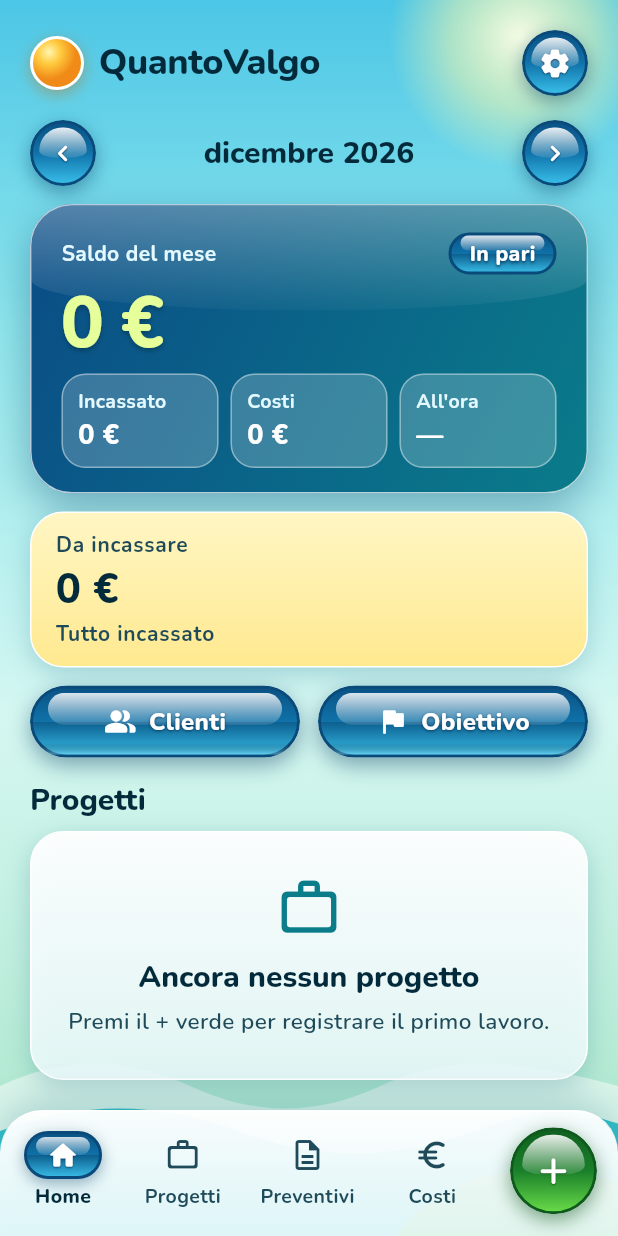
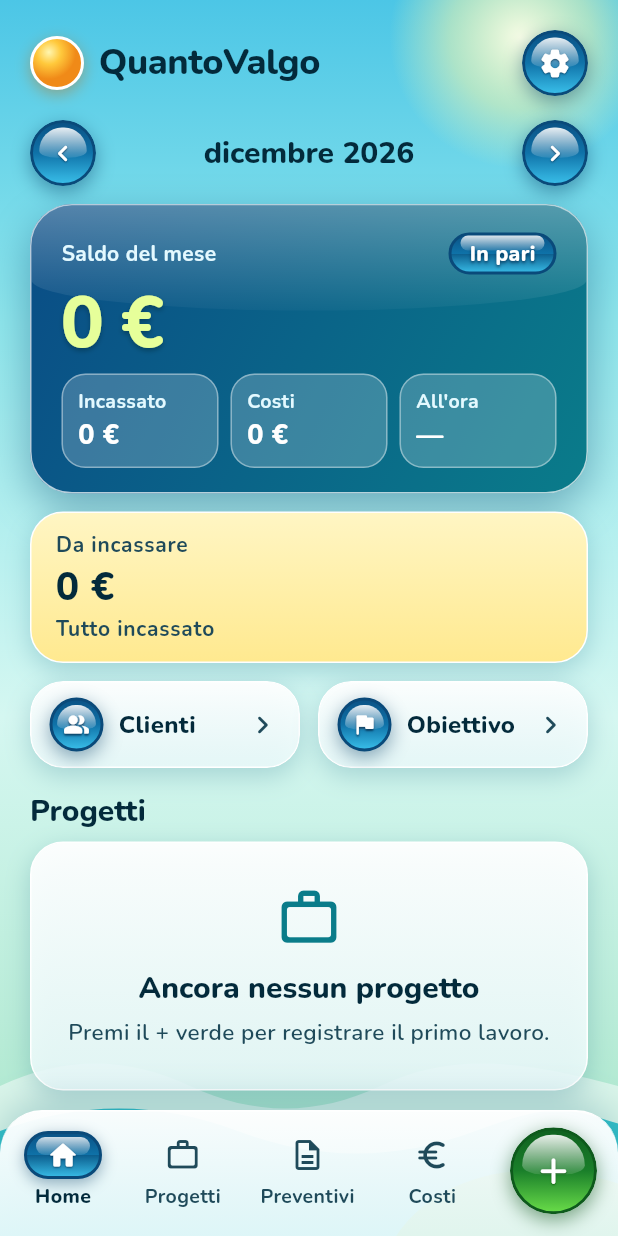
Before and after one commit to francescopaoli98/bibez, a Flutter app: the screen it shows once a user with an empty profile is signed in, on a phone screen of 412 x 824 dp. Run offline on Flutter 3.47's test engine with Material 3 defaults, Android fonts, the phone set to English and light mode, and no system bars; our stand-ins replace cloud_firestore, firebase_auth, firebase_core, flutter_local_notifications, google_sign_in, timezone; accounts and stored records are empty.

Commit message:
Aspetto più semplice: meno blocchi, stesso stile Laguna
- Home: sconti regalati dentro il riquadro grande, "Da incassare" compatto e
  tutto toccabile, scorciatoie leggere per Clienti e Obiettivo
- Progetto: prezzo e costi condivisi in una sola scheda; Pagamento con
  un'azione sola, scadenza scelta da un foglio
- Impostazioni: righe raggruppate con divisori, "Esci" discreto
- Obiettivo: "Nessun obiettivo" al posto del trattino
- Test aggiornati

Co-Authored-By: Claude Sonnet 5.5 <noreply@anthropic.com>
Claude-Session: https://claude.ai/code/session_01SJmvtAcTtAAn6qTGWiPv21

```diff
--- a/quantovalgo/lib/schermate/home.dart
+++ b/quantovalgo/lib/schermate/home.dart
@@ -9,12 +9,12 @@ import '../widget/dato_hero.dart';
 import '../widget/hero_laguna.dart';
 import '../widget/logo_sole.dart';
 import '../widget/pillola_lucida.dart';
-import '../widget/pulsante_lucido.dart';
 import '../widget/riga_progetto.dart';
 import '../widget/riquadro_da_incassare.dart';
 import '../widget/selettore_mese.dart';
 import '../widget/sfera_lucida.dart';
 import '../widget/stile_lucido.dart';
+import '../widget/tessera_rapida.dart';
 import 'clienti.dart';
 import 'impostazioni.dart';
 import 'obiettivo.dart';
@@ -62,29 +62,25 @@ class _HomePaginaState extends State<HomePagina> {
           onCambia: (m) => setState(() => _mese = m == corrente ? null : m),
         ),
         const SizedBox(height: 12),
-        _HeroSaldo(saldo: saldo.saldo, dati: saldo),
-        if (saldo.regalato > 0) ...[
-          const SizedBox(height: 12),
-          _RigaRegali(regalato: saldo.regalato, mese: mese),
-        ],
+        _HeroSaldo(saldo: saldo.saldo, dati: saldo, mese: mese),
         const SizedBox(height: 12),
         RiquadroDaIncassare(dati: dati),
         const SizedBox(height: 12),
         Row(
           children: [
             Expanded(
-              child: PulsanteLucido(
+              child: TesseraRapida(
+                icona: Icons.people_alt_rounded,
                 etichetta: 'Clienti',
-                icona: Icons.people_alt_rounded,
-                onPressed: () => _apri(const ClientiPagina()),
+                onTap: () => _apri(const ClientiPagina()),
               ),
             ),
             const SizedBox(width: 12),
             Expanded(
-              child: PulsanteLucido(
+              child: TesseraRapida(
+                icona: Icons.flag_rounded,
                 etichetta: 'Obiettivo',
-                icona: Icons.flag_rounded,
-                onPressed: () => _apri(const ObiettivoPagina()),
+                onTap: () => _apri(const ObiettivoPagina()),
               ),
             ),
           ],
@@ -104,10 +100,15 @@ class _HomePaginaState extends State<HomePagina> {
 /// Riquadro grande: saldo del mese, se è in positivo o in negativo, e sotto
 /// incassato, costi e guadagno all'ora.
 class _HeroSaldo extends StatelessWidget {
-  const _HeroSaldo({required this.saldo, required this.dati});
+  const _HeroSaldo({
+    required this.saldo,
+    required this.dati,
+    required this.mese,
+  });
 
   final double saldo;
   final SaldoMese dati;
+  final DateTime mese;
 
   @override
   Widget build(BuildContext context) {
@@ -176,44 +177,31 @@ class _HeroSaldo extends StatelessWidget {
               ),
             ],
           ),
+          if (dati.regalato > 0) ...[
+            const SizedBox(height: 12),
+            Row(
+              children: [
+                const Icon(
+                  Icons.card_giftcard_rounded,
+                  size: 20,
+                  color: ColoriLaguna.cifraHero,
+                ),
+                const SizedBox(width: 8),
+                Expanded(
+                  child: Text(
+                    'Sconti regalati in ${nomeMese(mese)}: ${euro(dati.regalato)}',
+                    style: const TextStyle(
+                      fontSize: 14,
+                      fontWeight: FontWeight.w800,
+                      color: ColoriLaguna.testoChiaro,
+                    ),
+                  ),
+                ),
+              ],
+            ),
+          ],
         ],
       ),
     );
   }
 }
-
-/// "Sconti regalati in ottobre: 300 €" (progetti creati in quel mese).
-class _RigaRegali extends StatelessWidget {
-  const _RigaRegali({required this.regalato, required this.mese});
-
-  final double regalato;
-  final DateTime mese;
-
-  @override
-  Widget build(BuildContext context) {
-    return Container(
-      padding: const EdgeInsets.symmetric(horizontal: 14, vertical: 10),
-      decoration: BoxDecoration(
-        color: Colors.white,
-        borderRadius: BorderRadius.circular(22),
-        border: Border.all(color: const Color(0xFFF0C36A)),
-      ),
-      child: Row(
-        children: [
-          const Icon(Icons.card_giftcard_rounded, color: Color(0xFF6B2A10)),
-          const SizedBox(width: 10),
-          Expanded(
-            child: Text(
-              'Sconti regalati in ${nomeMese(mese)}: ${euro(regalato)}',
-              style: const TextStyle(
-                fontSize: 15,
-                fontWeight: FontWeight.w800,
-                color: Color(0xFF6B2A10),
-              ),
-            ),
-          ),
-        ],
-      ),
-    );
-  }
-}
--- a/quantovalgo/lib/schermate/pagamenti.dart
+++ b/quantovalgo/lib/schermate/pagamenti.dart
@@ -29,7 +29,7 @@ class PagamentiPagina extends StatelessWidget {
       titolo: 'Da incassare',
       sottotitolo: 'Prima quelli in ritardo',
       figli: [
-        RiquadroDaIncassare(dati: dati),
+        RiquadroDaIncassare(dati: dati, apribile: false),
         const SizedBox(height: 12),
         if (lavori.isEmpty)
           const StatoVuoto(
--- a/quantovalgo/lib/widget/riga_progetto.dart
+++ b/quantovalgo/lib/widget/riga_progetto.dart
@@ -65,7 +65,7 @@ class RigaProgetto extends StatelessWidget {
                 ),
                 Text(
                   dettagli,
-                  maxLines: 2,
+                  maxLines: 1,
                   overflow: TextOverflow.ellipsis,
                   style: Theme.of(context).textTheme.labelMedium?.copyWith(
                     color: ColoriLaguna.testoSecondario,
--- a/quantovalgo/lib/widget/riquadro_da_incassare.dart
+++ b/quantovalgo/lib/widget/riquadro_da_incassare.dart
@@ -5,20 +5,26 @@ import '../schermate/pagamenti.dart';
 import '../servizi/stato_dati.dart';
 import '../tema/colori.dart';
 import 'carta_vetro.dart';
-import 'pulsante_lucido.dart';
 
-/// "Da incassare 450 € · 2 lavori · 1 in ritardo" con il pulsante "Vedi".
-/// Sta nella Home e in Clienti.
+/// "Da incassare 450 € · 2 lavori · 1 in ritardo": tutta la scheda si tocca e
+/// porta alla lista. Sta nella Home e in Clienti.
+/// Con [apribile] falso (dentro la lista stessa) non è toccabile.
 class RiquadroDaIncassare extends StatelessWidget {
-  const RiquadroDaIncassare({super.key, required this.dati});
+  const RiquadroDaIncassare({
+    super.key,
+    required this.dati,
+    this.apribile = true,
+  });
 
   final StatoDati dati;
+  final bool apribile;
 
   @override
   Widget build(BuildContext context) {
     final lavori = dati.lavoriDaIncassare.length;
     final ritardo = dati.numeroInRitardo;
     final tema = Theme.of(context).textTheme;
+    final tocca = apribile && lavori > 0;
 
     final dettaglio = lavori == 0
         ? 'Tutto incassato'
@@ -30,6 +36,11 @@ class RiquadroDaIncassare extends StatelessWidget {
     return CartaVetro(
       colori: const [Color(0xFFFFF6C4), Color(0xFFFFE98F)],
       padding: const EdgeInsets.fromLTRB(16, 12, 12, 12),
+      onTap: tocca
+          ? () => Navigator.of(context).push(
+              MaterialPageRoute<void>(builder: (_) => const PagamentiPagina()),
+            )
+          : null,
       child: Row(
         children: [
           Expanded(
@@ -46,7 +57,7 @@ class RiquadroDaIncassare extends StatelessWidget {
                 Text(
                   euro(dati.totaleDaIncassare),
                   style: const TextStyle(
-                    fontSize: 28,
+                    fontSize: 26,
                     fontWeight: FontWeight.w800,
                   ),
                 ),
@@ -63,15 +74,13 @@ class RiquadroDaIncassare extends StatelessWidget {
               ],
             ),
           ),
-          if (lavori > 0)
-            PulsanteLucido(
-              etichetta: 'Vedi',
-              onPressed: () => Navigator.of(context).push(
-                MaterialPageRoute<void>(
-                  builder: (_) => const PagamentiPagina(),
-                ),
-              ),
+          if (tocca) ...[
+            const Text(
+              'Vedi',
+              style: TextStyle(fontSize: 15, fontWeight: FontWeight.w800),
             ),
+            const Icon(Icons.chevron_right_rounded),
+          ],
         ],
       ),
     );
--- /dev/null
+++ b/quantovalgo/lib/widget/tessera_rapida.dart
@@ -0,0 +1,56 @@
+import 'package:flutter/material.dart';
+
+import '../tema/colori.dart';
+import 'carta_vetro.dart';
+import 'sfera_lucida.dart';
+
+/// Scorciatoia leggera: sferetta con icona e nome, tutta toccabile.
+/// Sta nella Home per Clienti e Obiettivo (meno rumore dei pulsanti grandi).
+class TesseraRapida extends StatelessWidget {
+  const TesseraRapida({
+    super.key,
+    required this.icona,
+    required this.etichetta,
+    required this.onTap,
+  });
+
+  final IconData icona;
+  final String etichetta;
+  final VoidCallback onTap;
+
+  @override
+  Widget build(BuildContext context) {
+    return Semantics(
+      container: true,
+      button: true,
+      label: etichetta,
+      excludeSemantics: true,
+      child: CartaVetro(
+        padding: const EdgeInsets.symmetric(horizontal: 12, vertical: 10),
+        onTap: onTap,
+        child: Row(
+          children: [
+            IconaSfera(icona: icona, dimensione: 36),
+            const SizedBox(width: 10),
+            Expanded(
+              child: Text(
+                etichetta,
+                maxLines: 1,
+                overflow: TextOverflow.ellipsis,
+                style: const TextStyle(
+                  fontSize: 16,
+                  fontWeight: FontWeight.w800,
+                  color: ColoriLaguna.testo,
+                ),
+              ),
+            ),
+            const Icon(
+              Icons.chevron_right_rounded,
+              color: ColoriLaguna.testoSecondario,
+            ),
+          ],
+        ),
+      ),
+    );
+  }
+}
```
Also changed, not shown: quantovalgo/lib/schermate/carta_pagamento.dart (+103 -52 lines), quantovalgo/lib/schermate/impostazioni.dart (+64 -17 lines), quantovalgo/lib/schermate/obiettivo.dart (+6 -4 lines), quantovalgo/lib/schermate/progetto.dart (+14 -11 lines), 1 other file.
